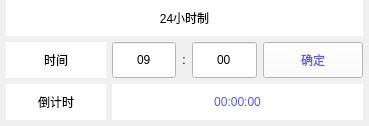
The window that punch/main_ui.ui (WanKaKa/MultipleLanguageUtils) describes before a commit, drawn with Qt 5.
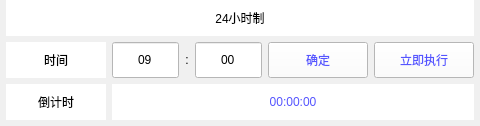
The same window after the commit.

```diff
--- a/punch/main_ui.ui
+++ b/punch/main_ui.ui
@@ -6,19 +6,19 @@
    <rect>
     <x>0</x>
     <y>0</y>
-    <width>369</width>
+    <width>480</width>
     <height>126</height>
    </rect>
   </property>
   <property name="minimumSize">
    <size>
-    <width>369</width>
+    <width>480</width>
     <height>126</height>
    </size>
   </property>
   <property name="maximumSize">
    <size>
-    <width>369</width>
+    <width>480</width>
     <height>126</height>
    </size>
   </property>
@@ -192,6 +192,30 @@
          </property>
         </widget>
        </item>
+       <item>
+        <widget class="QPushButton" name="ok_now">
+         <property name="minimumSize">
+          <size>
+           <width>100</width>
+           <height>36</height>
+          </size>
+         </property>
+         <property name="maximumSize">
+          <size>
+           <width>100</width>
+           <height>36</height>
+          </size>
+         </property>
+         <property name="styleSheet">
+          <string notr="true">background-color: rgb(255, 255, 255);
+font: 12pt &quot;微软雅黑&quot;;
+color: rgb(85, 85, 255);</string>
+         </property>
+         <property name="text">
+          <string>立即执行</string>
+         </property>
+        </widget>
+       </item>
       </layout>
      </item>
      <item>
```
Left out of the diff: 14 changed lines with no effect on the pictures.
